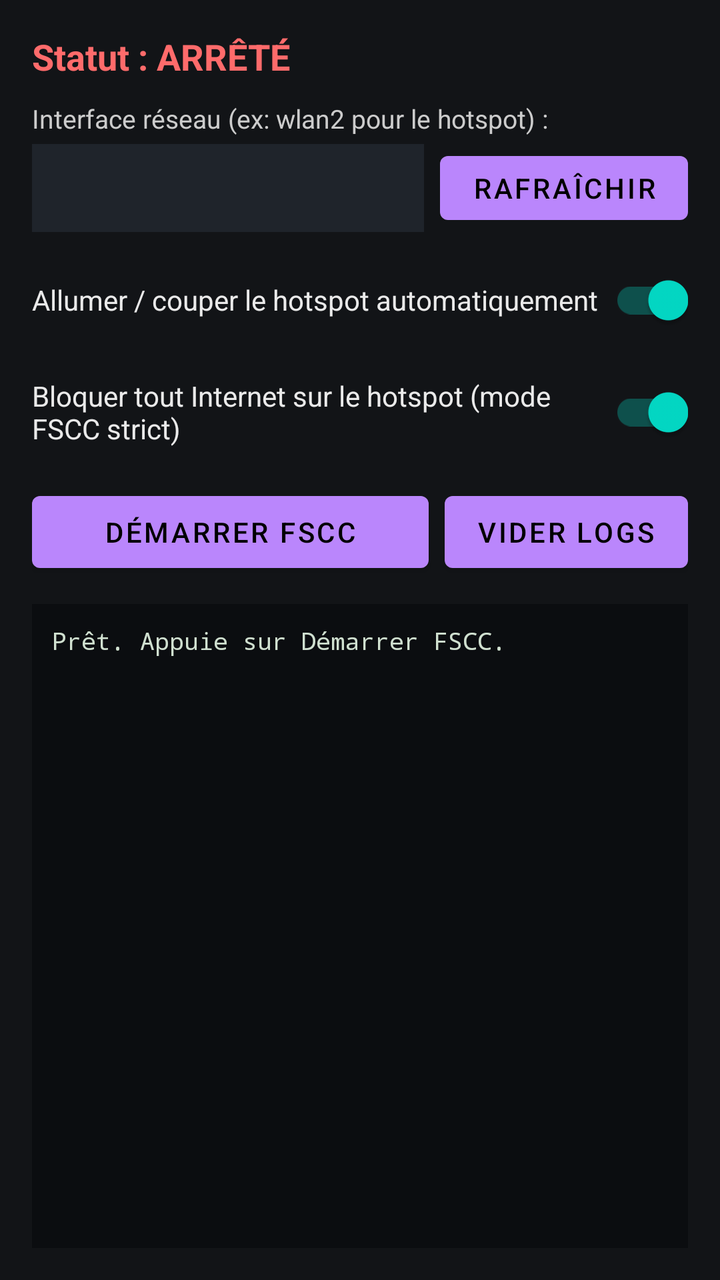
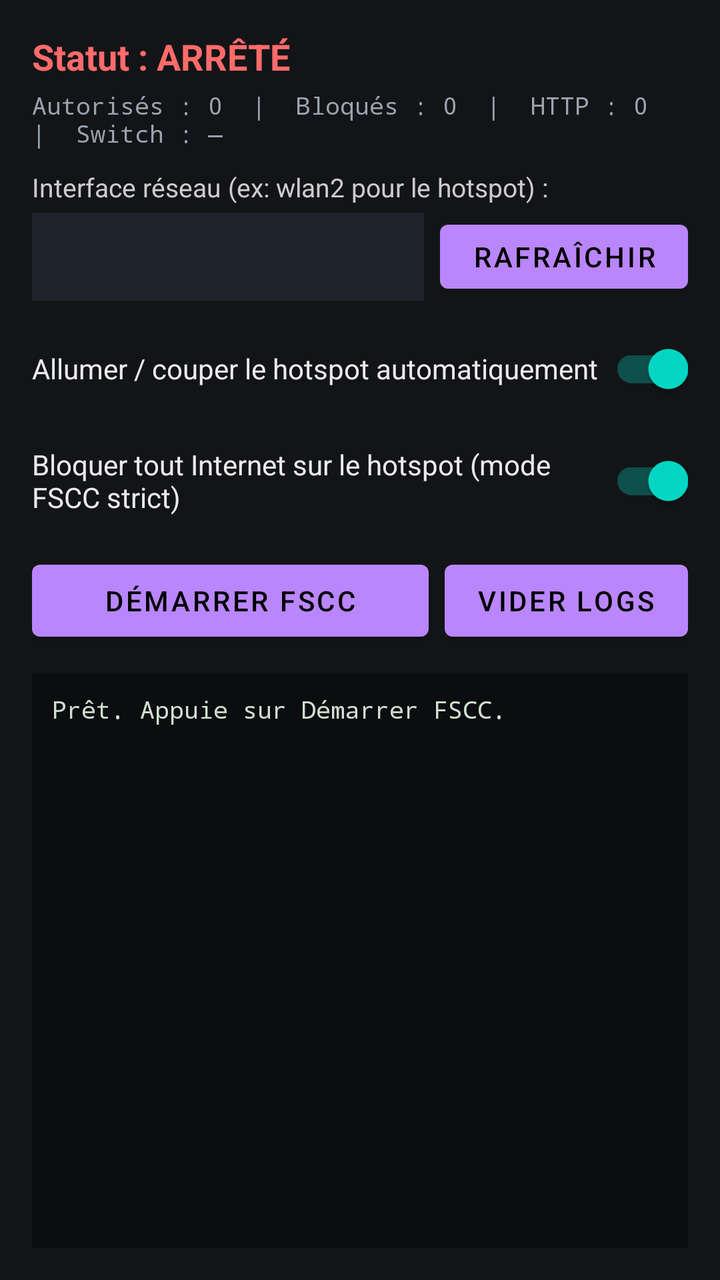

Two renders of the same Android screen: before a commit and after it. Below are the layout's source before the change and the commit's diff.
<!-- AndroidManifest.xml: application theme Theme.MaterialComponents -->
<!-- res/layout/activity_main.xml -->
<?xml version="1.0" encoding="utf-8"?>
<LinearLayout xmlns:android="http://schemas.android.com/apk/res/android"
    android:layout_width="match_parent"
    android:layout_height="match_parent"
    android:orientation="vertical"
    android:padding="16dp"
    android:background="#121417">

    <TextView
        android:id="@+id/txtStatus"
        android:layout_width="match_parent"
        android:layout_height="wrap_content"
        android:text="Statut : ARRÊTÉ"
        android:textSize="18sp"
        android:textStyle="bold"
        android:textColor="#FF6B6B"
        android:paddingBottom="10dp" />

    <TextView
        android:layout_width="match_parent"
        android:layout_height="wrap_content"
        android:text="Interface réseau (ex: wlan2 pour le hotspot) :"
        android:textColor="#CCCCCC"
        android:textSize="13sp" />

    <LinearLayout
        android:layout_width="match_parent"
        android:layout_height="wrap_content"
        android:orientation="horizontal"
        android:gravity="center_vertical"
        android:layout_marginTop="4dp"
        android:layout_marginBottom="10dp">

        <Spinner
            android:id="@+id/spinnerIfaces"
            android:layout_width="0dp"
            android:layout_height="44dp"
            android:layout_weight="1"
            android:background="#1F242B" />

        <Button
            android:id="@+id/btnRefresh"
            android:layout_width="wrap_content"
            android:layout_height="44dp"
            android:layout_marginStart="8dp"
            android:text="Rafraîchir" />
    </LinearLayout>

    <androidx.appcompat.widget.SwitchCompat
        android:id="@+id/switchAutoHotspot"
        android:layout_width="match_parent"
        android:layout_height="wrap_content"
        android:checked="true"
        android:text="Allumer / couper le hotspot automatiquement"
        android:textColor="#EAEAEA"
        android:layout_marginBottom="8dp" />

    <androidx.appcompat.widget.SwitchCompat
        android:id="@+id/switchOffline"
        android:layout_width="match_parent"
        android:layout_height="wrap_content"
        android:checked="true"
        android:text="Bloquer tout Internet sur le hotspot (mode FSCC strict)"
        android:textColor="#EAEAEA"
        android:layout_marginBottom="12dp" />

    <LinearLayout
        android:layout_width="match_parent"
        android:layout_height="wrap_content"
        android:orientation="horizontal"
        android:layout_marginBottom="12dp">

        <Button
            android:id="@+id/btnToggle"
            android:layout_width="0dp"
            android:layout_height="48dp"
            android:layout_weight="1"
            android:text="Démarrer FSCC" />

        <Button
            android:id="@+id/btnClear"
            android:layout_width="wrap_content"
            android:layout_height="48dp"
            android:layout_marginStart="8dp"
            android:text="Vider logs" />
    </LinearLayout>

    <ScrollView
        android:id="@+id/scrollLogs"
        android:layout_width="match_parent"
        android:layout_height="0dp"
        android:layout_weight="1"
        android:background="#0B0D10"
        android:padding="10dp">

        <TextView
            android:id="@+id/txtLogs"
            android:layout_width="match_parent"
            android:layout_height="wrap_content"
            android:fontFamily="monospace"
            android:textColor="#D0E0D0"
            android:textSize="12sp"
            android:text="Prêt. Appuie sur Démarrer FSCC." />
    </ScrollView>
</LinearLayout>
<!-- resources referenced by this layout -->
<resources>

</resources>

<!-- the commit's change to res/layout/activity_main.xml (unified diff, before → after) -->
@@ -14,6 +14,16 @@
         android:textSize="18sp"
         android:textStyle="bold"
         android:textColor="#FF6B6B"
+        android:paddingBottom="4dp" />
+
+    <TextView
+        android:id="@+id/txtStats"
+        android:layout_width="match_parent"
+        android:layout_height="wrap_content"
+        android:text="Autorisés : 0  |  Bloqués : 0  |  HTTP : 0  |  Switch : —"
+        android:textSize="12sp"
+        android:fontFamily="monospace"
+        android:textColor="#9CA3AF"
         android:paddingBottom="10dp" />
 
     <TextView
